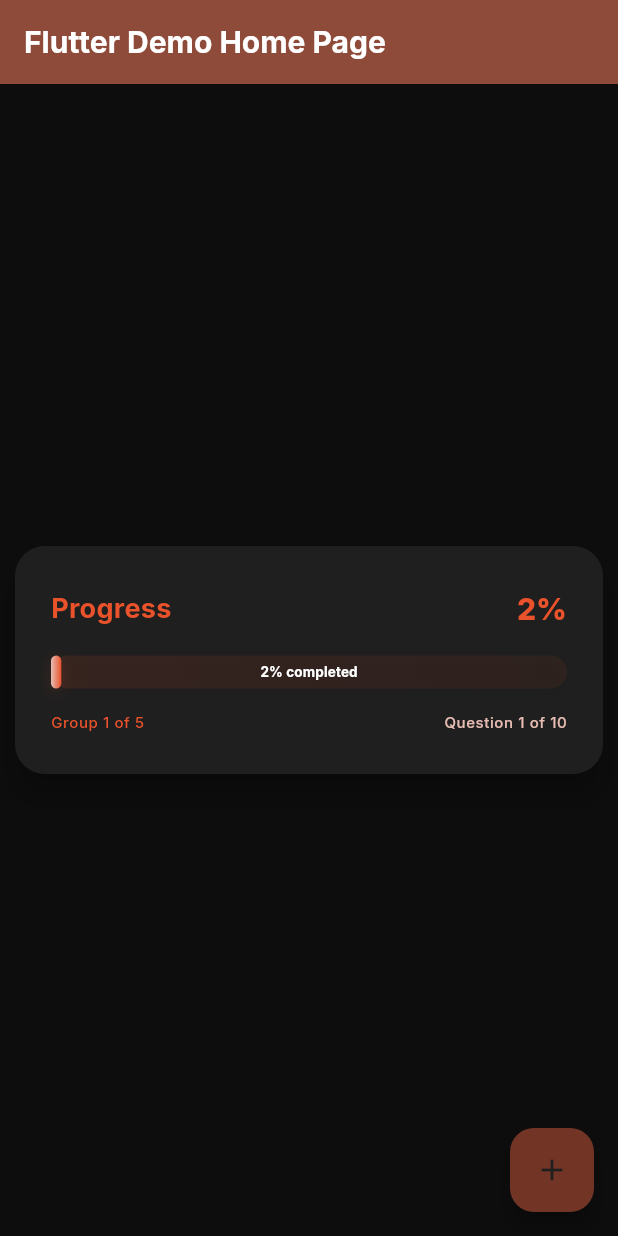
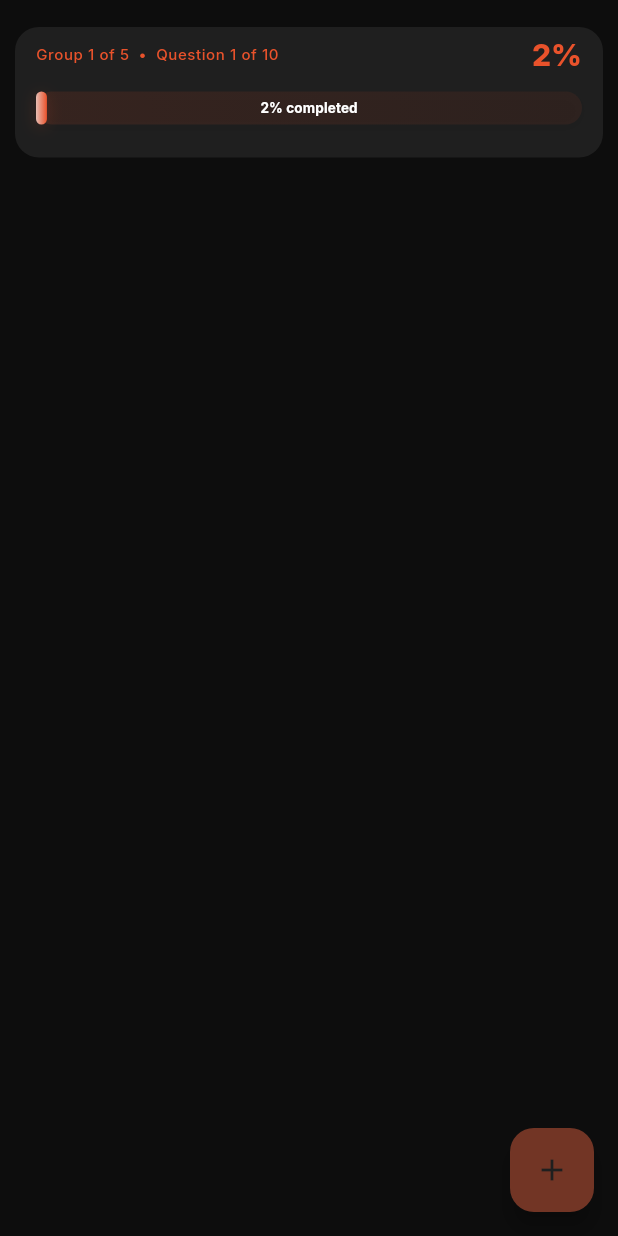
Before and after one commit to devOmedia/custom_flutter_widgets, a Flutter app: the screen it shows after launch, on a phone screen of 412 x 824 dp. Run offline on Flutter 3.47's test engine with Material 3 defaults, Android fonts, the phone set to English and light mode, and no system bars; our stand-ins replace google_fonts.

Commit message:
refactor: Improve layout and styling of progress bar in MyHomePage

```diff
--- a/lib/main.dart
+++ b/lib/main.dart
@@ -69,14 +69,10 @@ class _MyHomePageState extends State<MyHomePage> {
     // The Flutter framework has been optimized to make rerunning build methods
     // fast, so that you can just rebuild anything that needs updating rather
     // than having to individually change instances of widgets.
-    return Scaffold(
-      appBar: AppBar(
-        backgroundColor: Theme.of(context).colorScheme.inversePrimary,
-        title: Text(widget.title),
-      ),
-      body: Center(
-        child: Column(
-          mainAxisAlignment: MainAxisAlignment.center,
+    return SafeArea(
+      child: Scaffold(
+        body: Column(
+          mainAxisAlignment: MainAxisAlignment.start,
           children: [
             QandAProgressBar(
               currentGroup: _currentGroup,
@@ -86,11 +82,11 @@ class _MyHomePageState extends State<MyHomePage> {
             ),
           ],
         ),
-      ),
-      floatingActionButton: FloatingActionButton(
-        onPressed: _incrementCounter,
-        tooltip: 'Increment',
-        child: const Icon(Icons.add),
+        floatingActionButton: FloatingActionButton(
+          onPressed: _incrementCounter,
+          tooltip: 'Increment',
+          child: const Icon(Icons.add),
+        ),
       ),
     );
   }
--- a/lib/qa_progress_bar.dart
+++ b/lib/qa_progress_bar.dart
@@ -59,24 +59,44 @@ class _QandAProgressBarState extends State<QandAProgressBar> {
     int percent = (totalProgress * 100).round();
 
     return Card(
-      elevation: 8,
-      shape: RoundedRectangleBorder(borderRadius: BorderRadius.circular(20)),
+      elevation: 0,
+      shape: RoundedRectangleBorder(borderRadius: BorderRadius.circular(16)),
       margin: const EdgeInsets.symmetric(vertical: 18, horizontal: 10),
       child: Padding(
-        padding: const EdgeInsets.symmetric(vertical: 28, horizontal: 24),
+        padding: const EdgeInsets.symmetric(vertical: 6, horizontal: 14),
         child: Column(
           crossAxisAlignment: CrossAxisAlignment.start,
           children: [
             Row(
               mainAxisAlignment: MainAxisAlignment.spaceBetween,
               children: [
-                Text(
-                  "Progress",
-                  style: theme.textTheme.titleMedium?.copyWith(
-                    fontWeight: FontWeight.bold,
-                    color: theme.colorScheme.primary,
-                    letterSpacing: 0.2,
-                  ),
+                Row(
+                  mainAxisSize: MainAxisSize.min,
+                  children: [
+                    Text(
+                      "Group ${widget.currentGroup} of ${widget.totalGroups}",
+                      style: theme.textTheme.bodySmall?.copyWith(
+                        color: theme.colorScheme.primary,
+                        fontWeight: FontWeight.w500,
+                      ),
+                    ),
+                    const SizedBox(width: 6),
+                    Text(
+                      "•",
+                      style: theme.textTheme.bodySmall?.copyWith(
+                        color: theme.colorScheme.primary,
+                        fontWeight: FontWeight.w500,
+                      ),
+                    ),
+                    const SizedBox(width: 6),
+                    Text(
+                      "Question ${widget.currentQuestion} of ${widget.totalQuestions}",
+                      style: theme.textTheme.bodySmall?.copyWith(
+                        color: theme.colorScheme.primary,
+                        fontWeight: FontWeight.w500,
+                      ),
+                    ),
+                  ],
                 ),
                 TweenAnimationBuilder<int>(
                   tween: IntTween(begin: _oldPercent, end: percent),
@@ -94,7 +114,7 @@ class _QandAProgressBarState extends State<QandAProgressBar> {
                 ),
               ],
             ),
-            const SizedBox(height: 18),
+            const SizedBox(height: 12),
             TweenAnimationBuilder<double>(
               tween: Tween<double>(begin: _oldProgress, end: totalProgress),
               duration: const Duration(milliseconds: 700),
@@ -172,25 +192,6 @@ class _QandAProgressBarState extends State<QandAProgressBar> {
               },
             ),
             const SizedBox(height: 16),
-            Row(
-              mainAxisAlignment: MainAxisAlignment.spaceBetween,
-              children: [
-                Text(
-                  "Group ${widget.currentGroup} of ${widget.totalGroups}",
-                  style: theme.textTheme.bodySmall?.copyWith(
-                    color: theme.colorScheme.primary,
-                    fontWeight: FontWeight.w500,
-                  ),
-                ),
-                Text(
-                  "Question ${widget.currentQuestion} of ${widget.totalQuestions}",
-                  style: theme.textTheme.bodySmall?.copyWith(
-                    color: theme.colorScheme.secondary,
-                    fontWeight: FontWeight.w500,
-                  ),
-                ),
-              ],
-            ),
           ],
         ),
       ),
```
